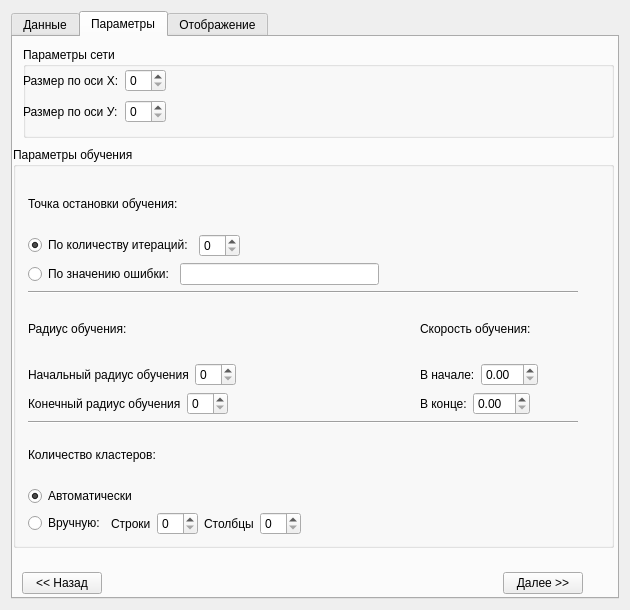
The window that settingsdialog.ui (vihka-spihka/KohonenMaps) describes before a commit, drawn with Qt 5.
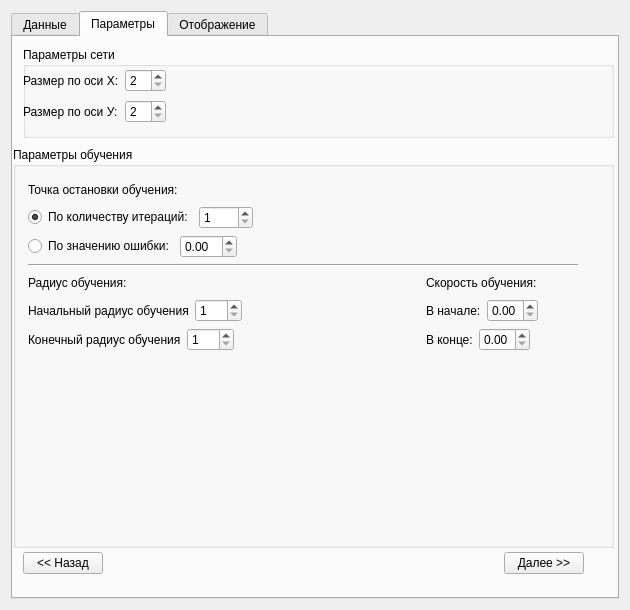
The same window after the commit. The open tabs and pages were chosen to show the change.

Commit message: Удалил выбор количества кластеров

Diff of the .ui file:
```diff
--- a/settingsdialog.ui
+++ b/settingsdialog.ui
@@ -262,7 +262,11 @@
         </property>
         <layout class="QGridLayout" name="gridLayout_7">
          <item row="1" column="1">
-          <widget class="QSpinBox" name="spinBox_2"/>
+          <widget class="QSpinBox" name="spinBox_2">
+           <property name="minimum">
+            <number>2</number>
+           </property>
+          </widget>
          </item>
          <item row="1" column="2">
           <spacer name="horizontalSpacer_16">
@@ -292,7 +296,11 @@
           </widget>
          </item>
          <item row="0" column="1">
-          <widget class="QSpinBox" name="spinBox"/>
+          <widget class="QSpinBox" name="spinBox">
+           <property name="minimum">
+            <number>2</number>
+           </property>
+          </widget>
          </item>
          <item row="0" column="2">
           <spacer name="horizontalSpacer_17">
@@ -328,7 +336,7 @@
           <x>15</x>
           <y>33</y>
           <width>550</width>
-          <height>355</height>
+          <height>358</height>
          </rect>
         </property>
         <layout class="QGridLayout" name="gridLayout_3">
@@ -370,7 +378,14 @@
                 </widget>
                </item>
                <item>
-                <widget class="QDoubleSpinBox" name="doubleSpinBox"/>
+                <widget class="QDoubleSpinBox" name="doubleSpinBox">
+                 <property name="maximum">
+                  <double>1.000000000000000</double>
+                 </property>
+                 <property name="singleStep">
+                  <double>0.050000000000000</double>
+                 </property>
+                </widget>
                </item>
                <item>
                 <spacer name="horizontalSpacer_18">
@@ -397,7 +412,14 @@
                 </widget>
                </item>
                <item>
-                <widget class="QDoubleSpinBox" name="doubleSpinBox_2"/>
+                <widget class="QDoubleSpinBox" name="doubleSpinBox_2">
+                 <property name="maximum">
+                  <double>1.000000000000000</double>
+                 </property>
+                 <property name="singleStep">
+                  <double>0.050000000000000</double>
+                 </property>
+                </widget>
                </item>
                <item>
                 <spacer name="horizontalSpacer_19">
@@ -456,7 +478,14 @@
                 </widget>
                </item>
                <item>
-                <widget class="QSpinBox" name="spinBox_6"/>
+                <widget class="QSpinBox" name="spinBox_6">
+                 <property name="minimum">
+                  <number>1</number>
+                 </property>
+                 <property name="maximum">
+                  <number>100</number>
+                 </property>
+                </widget>
                </item>
                <item>
                 <spacer name="horizontalSpacer_5">
@@ -483,7 +512,14 @@
                 </widget>
                </item>
                <item>
-                <widget class="QSpinBox" name="spinBox_7"/>
+                <widget class="QSpinBox" name="spinBox_7">
+                 <property name="minimum">
+                  <number>1</number>
+                 </property>
+                 <property name="maximum">
+                  <number>100</number>
+                 </property>
+                </widget>
                </item>
                <item>
                 <spacer name="horizontalSpacer_6">
@@ -548,7 +584,14 @@
                 </widget>
                </item>
                <item>
-                <widget class="QSpinBox" name="spinBox_3"/>
+                <widget class="QSpinBox" name="spinBox_3">
+                 <property name="minimum">
+                  <number>1</number>
+                 </property>
+                 <property name="maximum">
+                  <number>1000</number>
+                 </property>
+                </widget>
                </item>
                <item>
                 <spacer name="horizontalSpacer_13">
@@ -578,7 +621,11 @@
                 </widget>
                </item>
                <item>
-                <widget class="QLineEdit" name="errorCountLineEdit"/>
+                <widget class="QDoubleSpinBox" name="doubleSpinBox_5">
+                 <property name="minimum">
+                  <double>0.000000000000000</double>
+                 </property>
+                </widget>
                </item>
                <item>
                 <spacer name="horizontalSpacer_12">
@@ -606,134 +653,6 @@
            </item>
           </layout>
          </item>
-         <item row="2" column="0" colspan="3">
-          <layout class="QVBoxLayout" name="verticalLayout_16">
-           <item>
-            <widget class="Line" name="line_2">
-             <property name="orientation">
-              <enum>Qt::Horizontal</enum>
-             </property>
-            </widget>
-           </item>
-           <item>
-            <layout class="QHBoxLayout" name="horizontalLayout_21">
-             <item>
-              <widget class="QLabel" name="label_9">
-               <property name="text">
-                <string>Количество кластеров:</string>
-               </property>
-              </widget>
-             </item>
-             <item>
-              <spacer name="horizontalSpacer_11">
-               <property name="orientation">
-                <enum>Qt::Horizontal</enum>
-               </property>
-               <property name="sizeHint" stdset="0">
-                <size>
-                 <width>40</width>
-                 <height>20</height>
-                </size>
-               </property>
-              </spacer>
-             </item>
-            </layout>
-           </item>
-           <item>
-            <layout class="QVBoxLayout" name="verticalLayout_15">
-             <item>
-              <layout class="QHBoxLayout" name="horizontalLayout_20">
-               <item>
-                <widget class="QRadioButton" name="autoCountClastersRadioButton">
-                 <property name="text">
-                  <string>Автоматически</string>
-                 </property>
-                 <property name="checked">
-                  <bool>true</bool>
-                 </property>
-                 <attribute name="buttonGroup">
-                  <string notr="true">countClustersButtonGroup</string>
-                 </attribute>
-                </widget>
-               </item>
-               <item>
-                <spacer name="horizontalSpacer_10">
-                 <property name="orientation">
-                  <enum>Qt::Horizontal</enum>
-                 </property>
-                 <property name="sizeHint" stdset="0">
-                  <size>
-                   <width>40</width>
-                   <height>20</height>
-                  </size>
-                 </property>
-                </spacer>
-               </item>
-              </layout>
-             </item>
-             <item>
-              <layout class="QHBoxLayout" name="horizontalLayout_19">
-               <item>
-                <widget class="QRadioButton" name="selfCountClastersRadioButton">
-                 <property name="text">
-                  <string>Вручную:</string>
-                 </property>
-                 <attribute name="buttonGroup">
-                  <string notr="true">countClustersButtonGroup</string>
-                 </attribute>
-                </widget>
-               </item>
-               <item>
-                <layout class="QHBoxLayout" name="horizontalLayout_18">
-                 <item>
-                  <layout class="QHBoxLayout" name="horizontalLayout_3">
-                   <item>
-                    <widget class="QLabel" name="label_13">
-                     <property name="text">
-                      <string>Строки</string>
-                     </property>
-                    </widget>
-                   </item>
-                   <item>
-                    <widget class="QSpinBox" name="spinBox_4"/>
-                   </item>
-                  </layout>
-                 </item>
-                 <item>
-                  <layout class="QHBoxLayout" name="horizontalLayout_17">
-                   <item>
-                    <widget class="QLabel" name="label_14">
-                     <property name="text">
-                      <string>Столбцы</string>
-                     </property>
-                    </widget>
-                   </item>
-                   <item>
-                    <widget class="QSpinBox" name="spinBox_5"/>
-                   </item>
-                   <item>
-                    <spacer name="horizontalSpacer_9">
-                     <property name="orientation">
-                      <enum>Qt::Horizontal</enum>
-                     </property>
-                     <property name="sizeHint" stdset="0">
-                      <size>
-                       <width>40</width>
-                       <height>20</height>
-                      </size>
-                     </property>
-                    </spacer>
-                   </item>
-                  </layout>
-                 </item>
-                </layout>
-               </item>
-              </layout>
-             </item>
-            </layout>
-           </item>
-          </layout>
-         </item>
          <item row="1" column="1">
           <spacer name="horizontalSpacer_8">
            <property name="orientation">
@@ -747,14 +666,27 @@
            </property>
           </spacer>
          </item>
+         <item row="2" column="1">
+          <spacer name="verticalSpacer_3">
+           <property name="orientation">
+            <enum>Qt::Vertical</enum>
+           </property>
+           <property name="sizeHint" stdset="0">
+            <size>
+             <width>20</width>
+             <height>40</height>
+            </size>
+           </property>
+          </spacer>
+         </item>
         </layout>
        </widget>
       </widget>
       <widget class="QWidget" name="">
        <property name="geometry">
         <rect>
-         <x>9</x>
-         <y>530</y>
+         <x>10</x>
+         <y>510</y>
          <width>561</width>
          <height>32</height>
         </rect>
```
Left out of the diff: 8 changed lines with no effect on the pictures.
